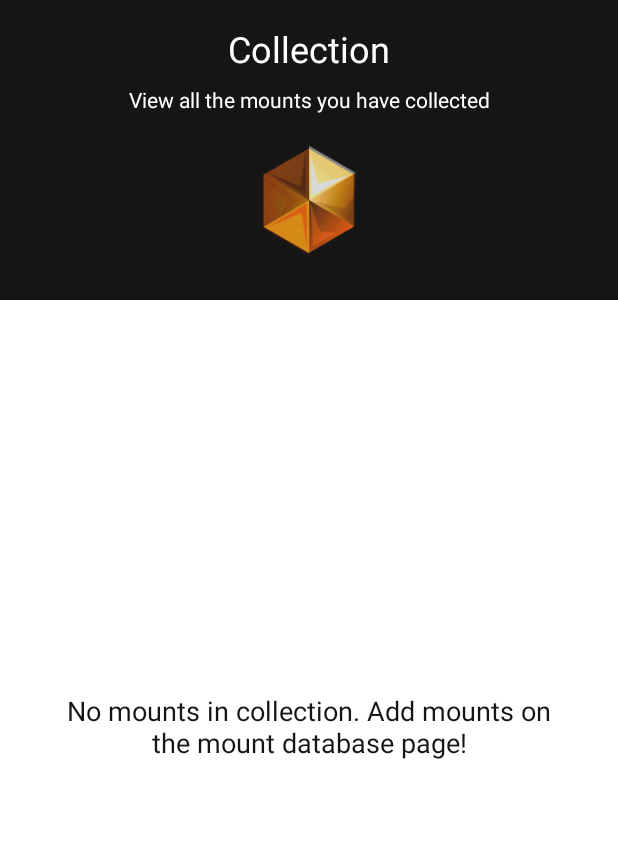
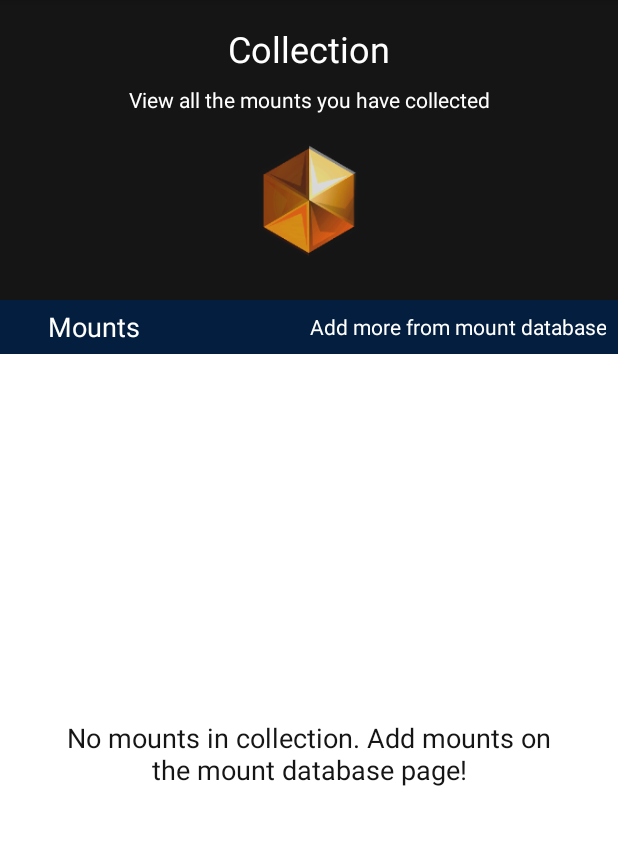
Before and after one commit to ArcticEH/WoW-Mount-Collector, an Android app: the screen it shows after launch (NavigationViewActivity), in the side drawer, after a tap on "Collection", on a phone screen of 412 x 824 dp, the part 84-929 px from its top. Run offline under Robolectric (Android 15) with nearby library versions, the phone set to English and light mode, and no system bars; 3 statements that could not run were skipped.

Commit message:
Added header to mount collection page

```diff
--- a/app/src/main/res/layout/fragment_collection.xml
+++ b/app/src/main/res/layout/fragment_collection.xml
@@ -68,6 +68,38 @@
 
         </androidx.constraintlayout.widget.ConstraintLayout>
 
+        <TextView
+            android:id="@+id/textView5"
+            android:layout_width="0dp"
+            android:layout_height="36dp"
+            android:background="@color/Navy"
+            android:backgroundTint="@color/material_on_background_emphasis_high_type"
+            android:backgroundTintMode="add"
+            android:gravity="center_vertical"
+            android:paddingLeft="32dp"
+            android:text="Mounts "
+            android:textColor="@color/white"
+            android:textSize="18sp"
+            app:layout_constraintStart_toStartOf="parent"
+            app:layout_constraintTop_toBottomOf="@+id/ConstraintLayout2" />
+
+        <TextView
+            android:id="@+id/textView7"
+            android:layout_width="0dp"
+            android:layout_height="36dp"
+            android:background="@color/Navy"
+            android:backgroundTint="@color/material_on_background_emphasis_high_type"
+            android:backgroundTintMode="add"
+            android:gravity="center_vertical"
+            android:paddingRight="8dp"
+            android:text="Add more from mount database"
+            android:textAlignment="viewEnd"
+            android:textColor="@color/white"
+            android:textSize="14sp"
+            app:layout_constraintEnd_toEndOf="parent"
+            app:layout_constraintStart_toEndOf="@+id/textView5"
+            app:layout_constraintTop_toBottomOf="@+id/ConstraintLayout2" />
+
         <androidx.constraintlayout.widget.ConstraintLayout
             android:layout_width="0dp"
             android:layout_height="0dp"
@@ -77,7 +109,7 @@
             app:layout_constraintBottom_toBottomOf="parent"
             app:layout_constraintEnd_toEndOf="parent"
             app:layout_constraintStart_toStartOf="parent"
-            app:layout_constraintTop_toBottomOf="@+id/ConstraintLayout2">
+            app:layout_constraintTop_toBottomOf="@+id/textView5">
 
             <ListView
                 android:id="@+id/MountListView"
@@ -86,7 +118,8 @@
                 app:layout_constraintBottom_toBottomOf="parent"
                 app:layout_constraintEnd_toEndOf="parent"
                 app:layout_constraintStart_toStartOf="parent"
-                app:layout_constraintTop_toTopOf="parent">
+                app:layout_constraintTop_toTopOf="parent"
+                android:divider="@color/Navy">
 
             </ListView>
 
--- a/app/src/main/res/layout/mount_collection_layout.xml
+++ b/app/src/main/res/layout/mount_collection_layout.xml
@@ -16,13 +16,16 @@
 
         <TextView
             android:id="@+id/MountNameTextView"
-            android:layout_width="wrap_content"
+            android:layout_width="0dp"
             android:layout_height="wrap_content"
             android:layout_marginStart="16dp"
+            android:layout_marginTop="8dp"
+            android:layout_marginEnd="16dp"
             android:text="MountName"
             android:textColor="#101010"
-            android:textSize="18sp"
+            android:textSize="20dp"
             app:layout_constraintBottom_toTopOf="@+id/DateAddedTextView"
+            app:layout_constraintEnd_toStartOf="@+id/DeleteButton"
             app:layout_constraintStart_toEndOf="@+id/IdTextView"
             app:layout_constraintTop_toTopOf="parent" />
 
@@ -33,7 +36,7 @@
             android:layout_marginStart="16dp"
             android:text="1"
             android:textColor="#101010"
-            android:textSize="14sp"
+            android:textSize="18sp"
             app:layout_constraintBottom_toBottomOf="parent"
             app:layout_constraintHorizontal_chainStyle="packed"
             app:layout_constraintStart_toStartOf="parent"
@@ -53,11 +56,15 @@
 
         <TextView
             android:id="@+id/DateAddedTextView"
-            android:layout_width="wrap_content"
+            android:layout_width="0dp"
             android:layout_height="wrap_content"
             android:layout_marginStart="16dp"
+            android:layout_marginEnd="16dp"
+            android:layout_marginBottom="8dp"
             android:text="TextView"
+            android:textSize="18sp"
             app:layout_constraintBottom_toBottomOf="parent"
+            app:layout_constraintEnd_toStartOf="@+id/DeleteButton"
             app:layout_constraintStart_toEndOf="@+id/IdTextView"
             app:layout_constraintTop_toBottomOf="@+id/MountNameTextView" />
 
```
